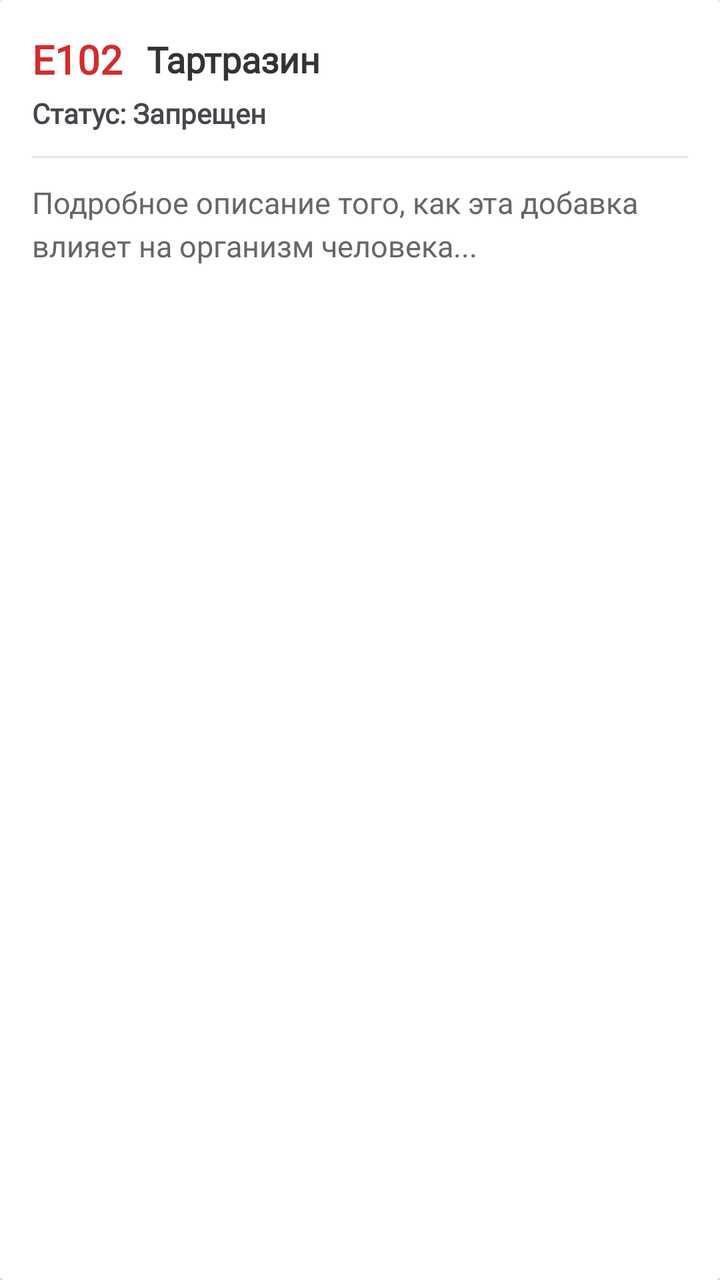
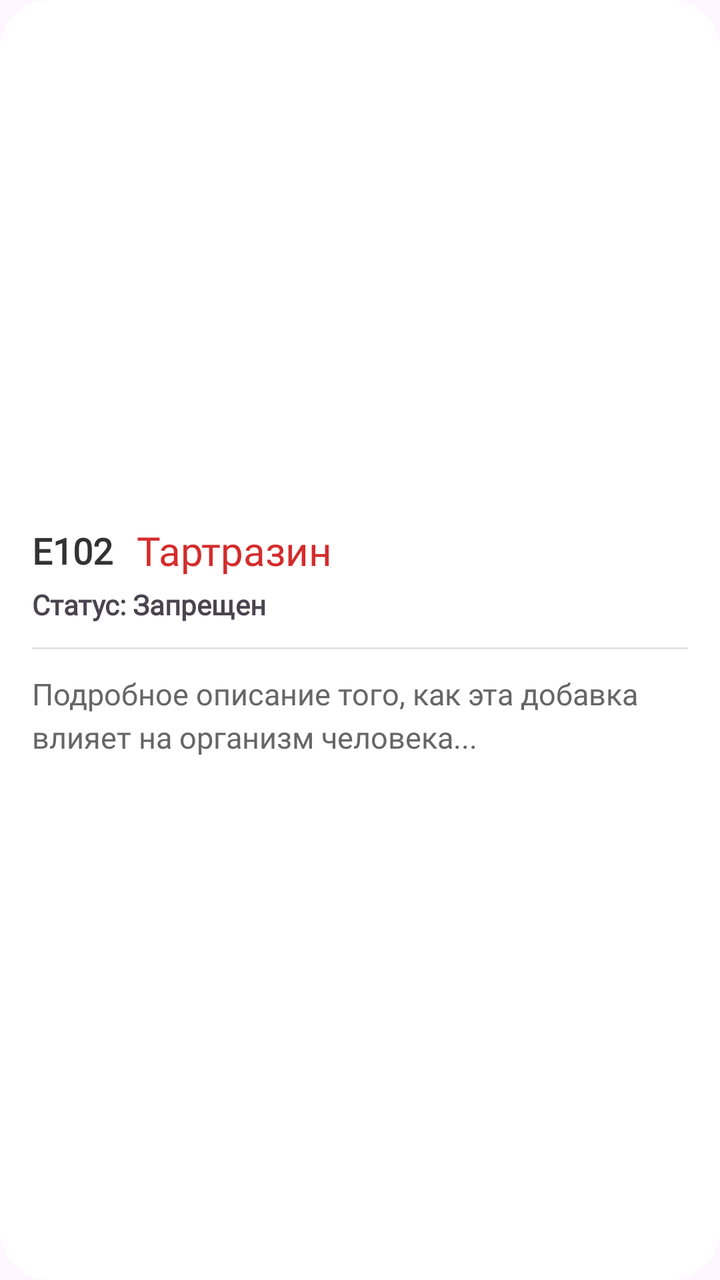

The first picture is an Android layout as it rendered before a commit; the second is the same layout after the commit. The layout source and the unified diff follow.
<!-- AndroidManifest.xml: application theme Theme.CheckApp -->
<!-- res/layout/item_result_detail.xml -->
<?xml version="1.0" encoding="utf-8"?>
<androidx.cardview.widget.CardView xmlns:android="http://schemas.android.com/apk/res/android"
    xmlns:app="http://schemas.android.com"
    android:layout_width="match_parent"
    android:layout_height="wrap_content"
    android:layout_marginBottom="12dp"
    app:cardBackgroundColor="@color/white"
    app:cardCornerRadius="20dp"
    app:cardElevation="2dp">

    <LinearLayout
        android:layout_width="match_parent"
        android:layout_height="wrap_content"
        android:orientation="vertical"
        android:padding="16dp">

        
        <LinearLayout
            android:layout_width="match_parent"
            android:layout_height="wrap_content"
            android:gravity="center_vertical"
            android:orientation="horizontal">

            <TextView
                android:id="@+id/resCode"
                android:layout_width="wrap_content"
                android:layout_height="wrap_content"
                android:fontFamily="@font/geologica_auto_medium"
                android:text="E102"
                android:textColor="#D42C2C"
                android:textSize="20sp"
                android:textStyle="bold" />

            <TextView
                android:id="@+id/resName"
                android:layout_width="0dp"
                android:layout_height="wrap_content"
                android:layout_marginStart="12dp"
                android:layout_weight="1"
                android:fontFamily="@font/geologica_auto_medium"
                android:text="Тартразин"
                android:textColor="#333333"
                android:textSize="18sp"
                android:textStyle="bold" />
        </LinearLayout>

        
        <TextView
            android:id="@+id/resLegality"
            android:layout_width="wrap_content"
            android:layout_height="wrap_content"
            android:layout_marginTop="4dp"
            android:fontFamily="@font/geologica_auto_medium"
            android:text="Статус: Запрещен"
            android:textSize="14sp"
            android:textStyle="bold" />

        
        <View
            android:layout_width="match_parent"
            android:layout_height="1dp"
            android:layout_marginTop="12dp"
            android:layout_marginBottom="12dp"
            android:alpha="0.1"
            android:background="#000000" />

        
        <TextView
            android:id="@+id/resDescription"
            android:layout_width="match_parent"
            android:layout_height="wrap_content"
            android:fontFamily="@font/geologica_auto_medium"
            android:lineSpacingExtra="4dp"
            android:text="Подробное описание того, как эта добавка влияет на организм человека..."
            android:textColor="#666666"
            android:textSize="15sp" />

    </LinearLayout>
</androidx.cardview.widget.CardView>
<!-- resources referenced by this layout -->
<resources>
  <color name="white">#FFFFFFFF</color>
  <style name="Theme.CheckApp" parent="Base.Theme.CheckApp" />
  <style name="Base.Theme.CheckApp" parent="Theme.Material3.DayNight.NoActionBar">
          
          
      </style>
</resources>

<!-- the commit's change to res/layout/item_result_detail.xml (unified diff, before → after) -->
@@ -1,47 +1,50 @@
 <?xml version="1.0" encoding="utf-8"?>
-<androidx.cardview.widget.CardView xmlns:android="http://schemas.android.com/apk/res/android"
+<androidx.constraintlayout.widget.ConstraintLayout xmlns:android="http://schemas.android.com/apk/res/android"
     xmlns:app="http://schemas.android.com"
+    xmlns:app2="http://schemas.android.com/apk/res-auto"
     android:layout_width="match_parent"
     android:layout_height="wrap_content"
     android:layout_marginBottom="12dp"
-    app:cardBackgroundColor="@color/white"
-    app:cardCornerRadius="20dp"
-    app:cardElevation="2dp">
+    android:background="@drawable/blocks_btns_style">
 
     <LinearLayout
         android:layout_width="match_parent"
         android:layout_height="wrap_content"
         android:orientation="vertical"
-        android:padding="16dp">
+        android:padding="16dp"
+        app2:layout_constraintBottom_toBottomOf="parent"
+        app2:layout_constraintEnd_toEndOf="parent"
+        app2:layout_constraintStart_toStartOf="parent"
+        app2:layout_constraintTop_toTopOf="parent">
 
         
         <LinearLayout
-            android:layout_width="match_parent"
+            android:layout_width="wrap_content"
             android:layout_height="wrap_content"
             android:gravity="center_vertical"
             android:orientation="horizontal">
 
             <TextView
+                android:id="@+id/resName"
+                android:layout_width="wrap_content"
+                android:layout_height="wrap_content"
+                android:layout_weight="1"
+                android:fontFamily="@font/geologica_auto_medium"
+                android:text="Е102"
+                android:textColor="#333333"
+                android:textSize="18sp"
+                android:textStyle="bold" />
+
+            <TextView
                 android:id="@+id/resCode"
                 android:layout_width="wrap_content"
                 android:layout_height="wrap_content"
-                android:fontFamily="@font/geologica_auto_medium"
-                android:text="E102"
-                android:textColor="#D42C2C"
-                android:textSize="20sp"
-                android:textStyle="bold" />
-
-            <TextView
-                android:id="@+id/resName"
-                android:layout_width="0dp"
-                android:layout_height="wrap_content"
                 android:layout_marginStart="12dp"
-                android:layout_weight="1"
                 android:fontFamily="@font/geologica_auto_medium"
                 android:text="Тартразин"
-                android:textColor="#333333"
-                android:textSize="18sp"
-                android:textStyle="bold" />
+                android:textColor="#D42C2C"
+                android:textSize="20sp"/>
+
         </LinearLayout>
 
         
@@ -76,4 +79,4 @@
             android:textSize="15sp" />
 
     </LinearLayout>
-</androidx.cardview.widget.CardView>
+</androidx.constraintlayout.widget.ConstraintLayout>
<!-- resource entries referenced after the edit -->
@@ -1,5 +1,12 @@
 <!-- resources referenced by this layout -->
 <resources>
+  <!-- drawable blocks_btns_style (drawable) -->
+  <?xml version="1.0" encoding="utf-8"?>
+  <shape xmlns:android="http://schemas.android.com/apk/res/android">
+      <solid android:color="@color/white"></solid>
+      <corners android:topRightRadius="25dp" android:bottomRightRadius="25dp" android:bottomLeftRadius="25dp" android:topLeftRadius="25dp"></corners>
+  
+  </shape>
   <color name="white">#FFFFFFFF</color>
   <style name="Theme.CheckApp" parent="Base.Theme.CheckApp" />
   <style name="Base.Theme.CheckApp" parent="Theme.Material3.DayNight.NoActionBar">
